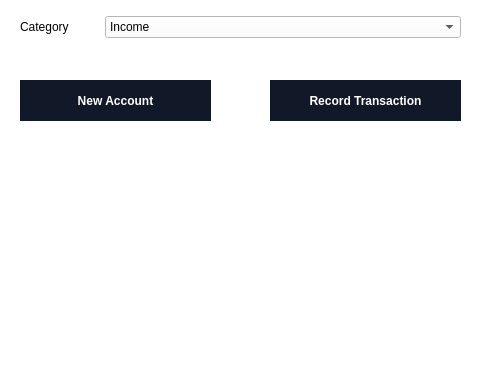
The window that UIs/UserTransaction.ui (ahmedsilat44/Ledger) describes before a commit, drawn with Qt 5; both pictures show x 0 to 480 and y 270 to 640 of the 480 by 640 pixel window.
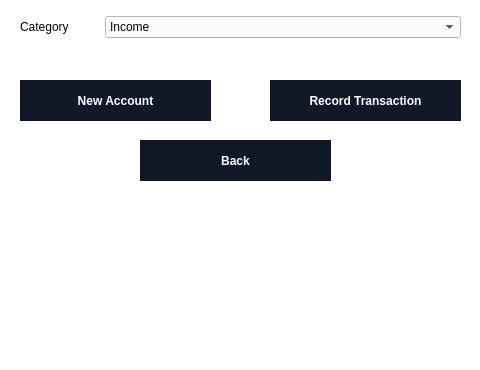
The same window after the commit.

Commit message: adds back buttons to the UIs missing them

Patch:
```diff
--- a/UIs/UserTransaction.ui
+++ b/UIs/UserTransaction.ui
@@ -192,6 +192,37 @@
      <string>New Account</string>
     </property>
    </widget>
+   <widget class="QPushButton" name="pushButton_3">
+    <property name="geometry">
+     <rect>
+      <x>140</x>
+      <y>410</y>
+      <width>191</width>
+      <height>41</height>
+     </rect>
+    </property>
+    <property name="cursor">
+     <cursorShape>PointingHandCursor</cursorShape>
+    </property>
+    <property name="styleSheet">
+     <string notr="true">
+  background-color: #111827;
+  border: 1px solid transparent;
+  border-radius: .75rem;
+  color: #FFFFFF;
+  font-family: &quot;Inter var&quot;,ui-sans-serif,system-ui,-apple-system,system-ui,&quot;Segoe UI&quot;,Roboto,&quot;Helvetica Neue&quot;,Arial,&quot;Noto Sans&quot;,sans-serif,&quot;Apple Color Emoji&quot;,&quot;Segoe UI Emoji&quot;,&quot;Segoe UI Symbol&quot;,&quot;Noto Color Emoji&quot;;
+  font-size: 1.125rem;
+  font-weight: 600;
+  line-height: 1.5rem;
+  padding: .75rem 1.2rem;
+  text-align: center;
+  width: auto;
+</string>
+    </property>
+    <property name="text">
+     <string>Back</string>
+    </property>
+   </widget>
   </widget>
  </widget>
  <resources/>
```
The commit also changes 2 other files.
